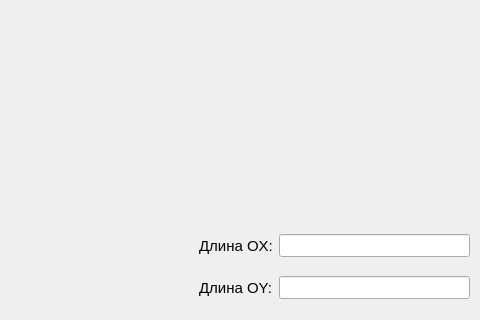
The window that src/views/mainwindow.ui (Bagdad1970/SearchingOptimization) describes before a commit, drawn with Qt 5; both pictures show x 841 to 1321 and y 399 to 719 of the 1321 by 719 pixel window.
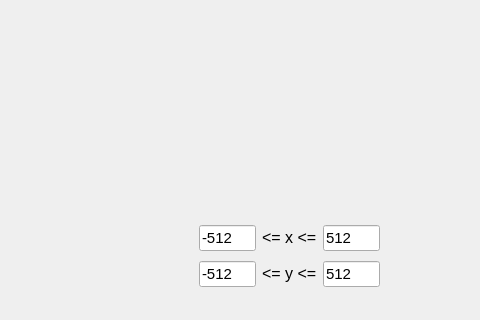
The same window after the commit.

Patch:
```diff
--- a/src/views/mainwindow.ui
+++ b/src/views/mainwindow.ui
@@ -152,7 +152,7 @@
       <x>320</x>
       <y>10</y>
       <width>711</width>
-      <height>701</height>
+      <height>651</height>
      </rect>
     </property>
     <layout class="QVBoxLayout" name="Plot">
@@ -208,27 +208,39 @@
      </item>
     </layout>
    </widget>
-   <widget class="QWidget" name="verticalLayoutWidget_2">
+   <widget class="QWidget" name="layoutWidget">
     <property name="geometry">
      <rect>
       <x>1040</x>
       <y>620</y>
-      <width>271</width>
-      <height>91</height>
+      <width>181</width>
+      <height>72</height>
      </rect>
     </property>
     <layout class="QVBoxLayout" name="verticalLayout_2">
      <item>
       <layout class="QHBoxLayout" name="horizontalLayout_2">
+       <item>
+        <widget class="QLineEdit" name="left_x">
+         <property name="font">
+          <font>
+           <pointsize>11</pointsize>
+          </font>
+         </property>
+         <property name="text">
+          <string>-512</string>
+         </property>
+        </widget>
+       </item>
        <item>
         <widget class="QLabel" name="label">
          <property name="font">
           <font>
-           <pointsize>11</pointsize>
+           <pointsize>12</pointsize>
           </font>
          </property>
          <property name="text">
-          <string>Длина OX:</string>
+          <string>&lt;= x &lt;=</string>
          </property>
         </widget>
        </item>
@@ -236,24 +248,39 @@
         <widget class="QLineEdit" name="x_area_length">
          <property name="font">
           <font>
-           <pointsize>10</pointsize>
+           <pointsize>11</pointsize>
           </font>
          </property>
+         <property name="text">
+          <string>512</string>
+         </property>
         </widget>
        </item>
       </layout>
      </item>
      <item>
       <layout class="QHBoxLayout" name="horizontalLayout">
+       <item>
+        <widget class="QLineEdit" name="left_y">
+         <property name="font">
+          <font>
+           <pointsize>11</pointsize>
+          </font>
+         </property>
+         <property name="text">
+          <string>-512</string>
+         </property>
+        </widget>
+       </item>
        <item>
         <widget class="QLabel" name="label_2">
          <property name="font">
           <font>
-           <pointsize>11</pointsize>
+           <pointsize>12</pointsize>
           </font>
          </property>
          <property name="text">
-          <string>Длина OY:</string>
+          <string>&lt;= y &lt;=</string>
          </property>
         </widget>
        </item>
@@ -261,9 +288,12 @@
         <widget class="QLineEdit" name="y_area_length">
          <property name="font">
           <font>
-           <pointsize>10</pointsize>
+           <pointsize>11</pointsize>
           </font>
          </property>
+         <property name="text">
+          <string>512</string>
+         </property>
         </widget>
        </item>
       </layout>
```
Left out of the diff: 4 changed lines with no effect on the pictures.
